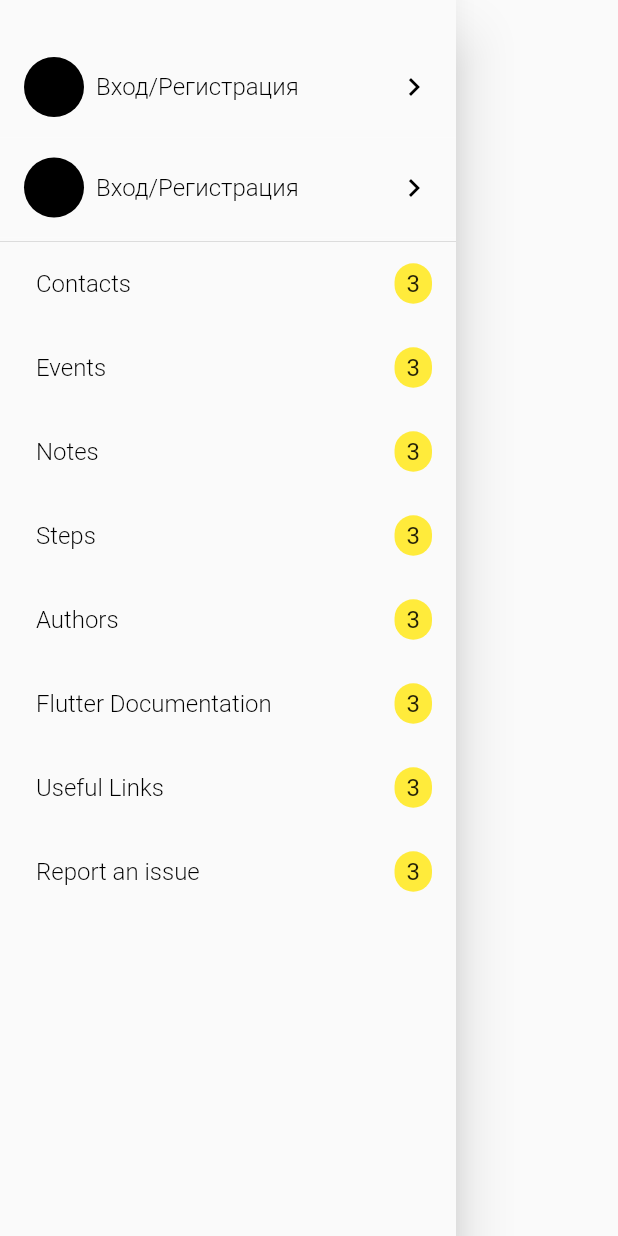
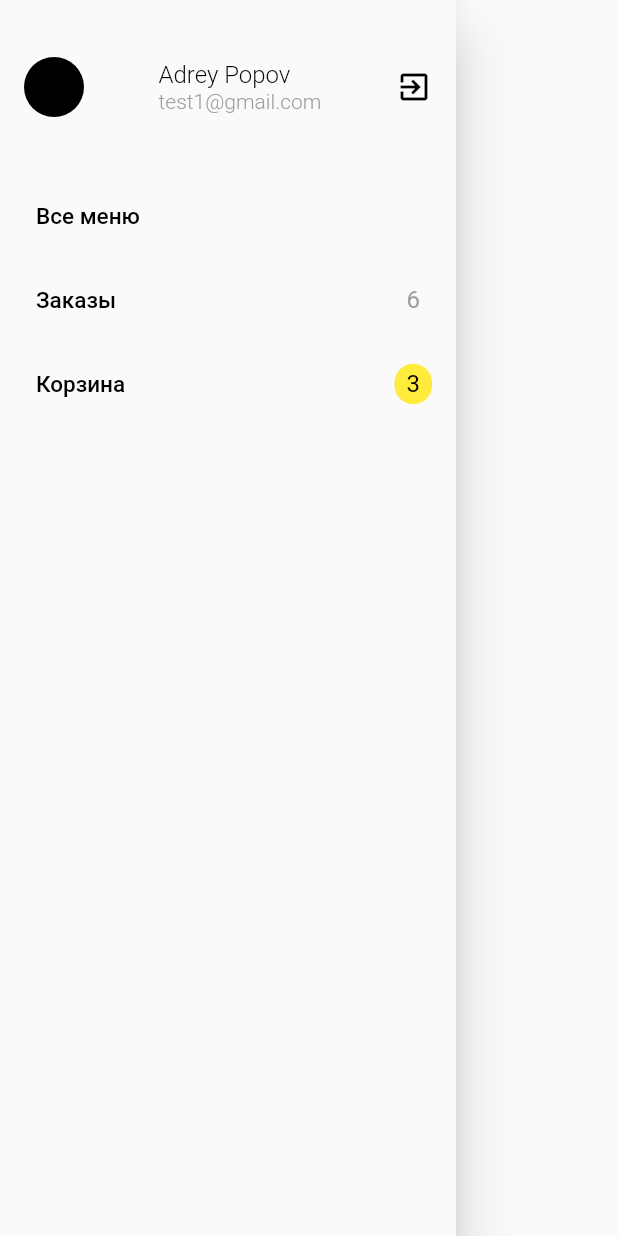
Before and after one commit to ZhassulanUrazbayev/deliver_test_app, a Flutter app: the AppDrawer widget shown alone on an empty page, opened directly, on a phone screen of 412 x 824 dp. Run offline on Flutter 3.47's test engine with Material 2 defaults, Android fonts, the phone set to English and light mode, and no system bars; network calls fail.

```diff
--- a/lib/models/food_model.dart
+++ b/lib/models/food_model.dart
@@ -1,6 +1,7 @@
 class Food {
   String imageUrl;
   String name;
+  String description;
   double overviewScore;
   int timeFrom;
   int timeTo;
@@ -10,6 +11,7 @@ class Food {
   Food({
     this.imageUrl,
     this.name,
+    this.description,
     this.overviewScore,
     this.timeFrom,
     this.timeTo,
@@ -22,6 +24,7 @@ final List<Food> foods = [
   Food(
     imageUrl: 'https://www.kbc.co.ke/wp-content/uploads/2019/07/food-cover.jpg',
     name: 'Дерзкая Марго',
+    description: "Lorem Ipsum is simply dummy text of the printing and typesetting industry. ... It is a long established fact that a reader will be distracted by the readable content ... of Lorem Ipsum available, but the majority have suffered alteration in some form",
     overviewScore: 4.5,
     timeFrom: 25,
     timeTo: 30,
@@ -31,6 +34,7 @@ final List<Food> foods = [
   Food(
     imageUrl: 'https://www.kbc.co.ke/wp-content/uploads/2019/07/food-cover.jpg',
     name: 'Горячий парень',
+    description: "Lorem Ipsum is simply dummy text of the printing and typesetting industry. ... It is a long established fact that a reader will be distracted by the readable content ... of Lorem Ipsum available, but the majority have suffered alteration in some form",
     overviewScore: 4.5,
     timeFrom: 25,
     timeTo: 30,
@@ -40,6 +44,7 @@ final List<Food> foods = [
   Food(
     imageUrl: 'https://www.kbc.co.ke/wp-content/uploads/2019/07/food-cover.jpg',
     name: 'Вкусняшка Миа',
+    description: "Lorem Ipsum is simply dummy text of the printing and typesetting industry. ... It is a long established fact that a reader will be distracted by the readable content ... of Lorem Ipsum available, but the majority have suffered alteration in some form",
     overviewScore: 4.5,
     timeFrom: 25,
     timeTo: 30,
@@ -49,6 +54,7 @@ final List<Food> foods = [
   Food(
     imageUrl: 'https://www.kbc.co.ke/wp-content/uploads/2019/07/food-cover.jpg',
     name: 'Сытый Питт',
+    description: "Lorem Ipsum is simply dummy text of the printing and typesetting industry. ... It is a long established fact that a reader will be distracted by the readable content ... of Lorem Ipsum available, but the majority have suffered alteration in some form",
     overviewScore: 4.5,
     timeFrom: 25,
     timeTo: 30,
--- /dev/null
+++ b/lib/utils/constants.dart
@@ -0,0 +1,19 @@
+library constants;
+
+const String _mainTitle = "Голоден?";
+const String _searchHint = "Поиск по меню";
+const String _timeUnitMin = "мин";
+const String _rubleSymbol = "₽";
+const String _buy = "Купить";
+const String _allMenu = "Все меню";
+const String _orders = "Заказы";
+const String _basket = "Корзина";
+
+String get mainTitle => _mainTitle;
+String get searchHint => _searchHint;
+String get timeUnitMin => _timeUnitMin;
+String get rubleSymbol => _rubleSymbol;
+String get buy => _buy;
+String get allMenu => _allMenu;
+String get orders => _orders;
+String get basket => _basket;
--- a/lib/widgets/drawer.dart
+++ b/lib/widgets/drawer.dart
@@ -1,4 +1,5 @@
 import 'package:flutter/material.dart';
+import 'package:deliver_test_app/utils/constants.dart' as Constants;
 
 class AppDrawer extends StatelessWidget {
   @override
@@ -7,41 +8,29 @@ class AppDrawer extends StatelessWidget {
       child: Drawer(
         child: Column(
           children: <Widget>[
-            _createHeader(),
-            _createDrawerItem(
-              text: 'Contacts',
-            ),
-            _createDrawerItem(
-              text: 'Events',
-            ),
-            _createDrawerItem(
-              text: 'Notes',
-            ),
-            _createDrawerItem(text: 'Steps'),
-            _createDrawerItem(text: 'Authors'),
-            _createDrawerItem(text: 'Flutter Documentation'),
-            _createDrawerItem(text: 'Useful Links'),
-            _createDrawerItem(text: 'Report an issue'),
+            _createHeader("Adrey Popov"),
+            _createDrawerItem(text: Constants.allMenu, isBasket: false, amount: ""),
+            _createDrawerItem(text: Constants.orders, isBasket: false, amount: "6"),
+            _createDrawerItem(text: Constants.basket, isBasket: true, amount: "3"),
           ],
         ),
       ),
     );
   }
 
-  Widget _createHeader() {
+  Widget _createHeader(String text) {
     return SafeArea(
-      child: DrawerHeader(
+      child: Container(
+        padding: EdgeInsets.symmetric(vertical: 30.0),
           margin: EdgeInsets.zero,
-          padding: EdgeInsets.only(top: 25.0),
-          child: Column(children: <Widget>[
-            _createHeaderItem(
-                icon: Icons.person_outline, text: "Вход/Регистрация"),
-            _createHeaderItem(icon: Icons.place, text: "Вход/Регистрация"),
-          ])),
+          child: Center(
+            child: _createHeaderItem(icon: Icons.person_outline, name: text, email: "test1@gmail.com"),
+          )),
     );
   }
 
-  Widget _createDrawerItem({String text, GestureTapCallback onTap}) {
+  Widget _createDrawerItem(
+      {String text, bool isBasket, String amount, GestureTapCallback onTap}) {
     return Container(
       child: ListTile(
         title: Row(
@@ -51,18 +40,23 @@ class AppDrawer extends StatelessWidget {
               padding: EdgeInsets.all(8.0),
               child: Text(
                 text,
-                style: TextStyle(
-                    color: Colors.black, fontWeight: FontWeight.w300),
+                style:
+                    TextStyle(color: Colors.black, fontWeight: FontWeight.w500, fontSize: 15.0,),
               ),
-            ) ,
+            ),
             Container(
               padding: EdgeInsets.symmetric(horizontal: 8, vertical: 4.0),
-              child: Text('3'),
+              child: Text(
+                amount,
+                style: TextStyle(
+                  color: isBasket ? Colors.black : Colors.grey,
+                ),
+              ),
               decoration: BoxDecoration(
                 borderRadius: BorderRadius.all(
                   Radius.circular(200),
                 ),
-                color: Colors.yellow,
+                color: isBasket ? Colors.yellow : Colors.transparent,
               ),
             )
           ],
@@ -73,37 +67,42 @@ class AppDrawer extends StatelessWidget {
   }
 
   Widget _createHeaderItem(
-      {IconData icon, String text, GestureTapCallback onTap}) {
+      {IconData icon, String name, String email, GestureTapCallback onTap}) {
     return Container(
-      padding: EdgeInsets.symmetric(vertical: 5.0),
-      decoration: BoxDecoration(
-        border: Border(
-          bottom: BorderSide(color: Colors.white12),
-        ),
-      ),
       child: ListTile(
-//        leading: Icon(icon, color: Colors.white, size: 24.0,),
         title: Row(
+          mainAxisAlignment: MainAxisAlignment.spaceBetween,
+          crossAxisAlignment: CrossAxisAlignment.center,
           children: <Widget>[
             CircleAvatar(
               backgroundColor: Colors.black,
               radius: 20,
             ),
-            Padding(
-              padding: EdgeInsets.only(left: 8.0),
-              child: Text(
-                text,
-                style: TextStyle(
-                    color: Colors.black,
-                    fontWeight: FontWeight.w300,
-                    fontSize: 16.0),
-              ),
+            Column(
+              mainAxisAlignment: MainAxisAlignment.center,
+              crossAxisAlignment: CrossAxisAlignment.start,
+              children: <Widget>[
+                Text(
+                  name,
+                  style: TextStyle(
+                      color: Colors.black,
+                      fontWeight: FontWeight.w300,
+                      fontSize: 16.0),
+                ),
+                Text(
+                  email,
+                  style: TextStyle(
+                      color: Colors.grey,
+                      fontWeight: FontWeight.w300,
+                      fontSize: 14.0),
+                ),
+              ],
+            ),
+            Icon(
+              Icons.exit_to_app,
+              color: Colors.black,
             )
           ],
-        ),
-        trailing: Icon(
-          Icons.keyboard_arrow_right,
-          color: Colors.black,
         ),
         onTap: onTap,
       ),
```
Also changed, not shown: lib/main.dart (+10 -2 lines), lib/screens/food_page.dart (added, +153 -0 lines), lib/screens/menu_page.dart (renamed from lib/screens/home_page.dart, +47 -101 lines), lib/widgets/buy_btn.dart (added, +25 -0 lines), lib/widgets/collapsing_app_bar.dart (added, +62 -0 lines), lib/widgets/food_description.dart (added, +85 -0 lines).
